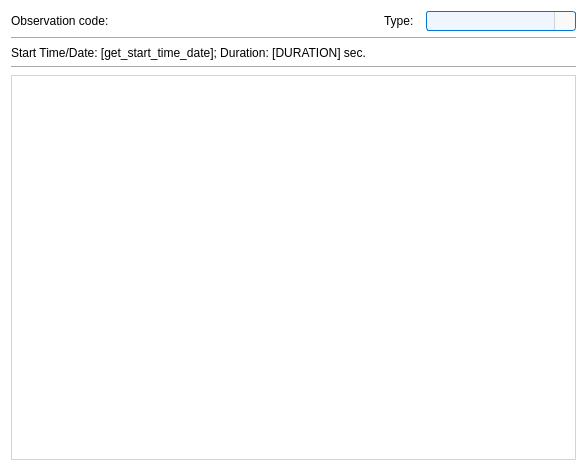
This is pastrocore/gui_pyside/tab_observation.ui in Torward1024/pAstroCORE as Qt 5 draws it before an edit. The edited form follows.
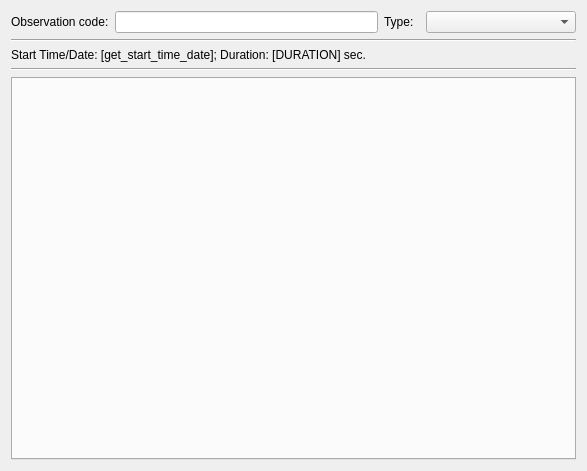
This is the edited form. Icons and pictures are not drawn.

```diff
--- a/pastrocore/gui_pyside/tab_observation.ui
+++ b/pastrocore/gui_pyside/tab_observation.ui
@@ -10,39 +10,12 @@
     <height>471</height>
    </rect>
   </property>
-  <property name="styleSheet">
-   <string notr="true">background-color: #ffffff; font-family: Arial;</string>
-  </property>
   <layout class="QGridLayout" name="gridLayout">
    <item row="0" column="1">
     <widget class="QLineEdit" name="obs_name_edit">
      <property name="enabled">
       <bool>true</bool>
      </property>
-     <property name="styleSheet">
-      <string notr="true">QLineEdit {
-    font-family: Arial;
-    font-size: 9pt;
-    color: #333333;
-    padding: 1px;
-    border-radius: 3px;
-}
-QLineEdit[readOnly=&quot;true&quot;] {
-    border: 1px solid #d3d3d3;
-    background-color: #f9f9f9;
-}
-QLineEdit[readOnly=&quot;false&quot;] {
-    border: 1px solid #0078d7;
-    background-color: #f0f6ff;
-}
-QLineEdit[readOnly=&quot;false&quot;]:hover {
-    border: 1px solid #1a8cff;
-}
-QLineEdit[readOnly=&quot;false&quot;]:focus {
-    border: 1px solid #005bb5;
-    background-color: #ffffff;
-}</string>
-     </property>
      <property name="readOnly">
       <bool>true</bool>
      </property>
@@ -50,11 +23,6 @@
    </item>
    <item row="4" column="0" colspan="5">
     <widget class="QTabWidget" name="tabWidget">
-     <property name="styleSheet">
-      <string notr="true">QTabWidget::pane { border: 1px solid #d3d3d3; background: #ffffff; }
-               QTabBar::tab { background: #e0e0e0; padding: 8px;  border: 1px solid #d3d3d3;}
-               QTabBar::tab:selected { background: #ffffff; border-bottom: 2px solid #0078d7; }</string>
-     </property>
      <property name="currentIndex">
       <number>-1</number>
      </property>
@@ -116,87 +84,6 @@
        <height>16777215</height>
       </size>
      </property>
-     <property name="styleSheet">
-      <string notr="true">QComboBox {
-    font-family: Arial;
-    font-size: 9pt;
-    color: #333333;
-    padding: 1px;
-    border-radius: 3px;
-    background-color: #f9f9f9; /* Базовый фон, как у readOnly QLineEdit */
-    border: 1px solid #d3d3d3; /* Базовая граница, как у readOnly QLineEdit */
-}
-
-QComboBox:editable {
-    background-color: #f0f6ff; /* Фон для редактируемого состояния, как у readOnly=&quot;false&quot; */
-    border: 1px solid #0078d7; /* Граница для редактируемого состояния */
-}
-
-QComboBox:editable:hover {
-    border: 1px solid #1a8cff; /* Граница при наведении, как у readOnly=&quot;false&quot;:hover */
-}
-
-QComboBox:editable:focus {
-    border: 1px solid #005bb5; /* Граница при фокусе, как у readOnly=&quot;false&quot;:focus */
-    background-color: #ffffff; /* Фон при фокусе, как у readOnly=&quot;false&quot;:focus */
-}
-
-QComboBox:!editable {
-    background-color: #f0f6ff; /* Фон для редактируемого состояния, как у readOnly=&quot;false&quot; */
-    border: 1px solid #0078d7; /* Граница для редактируемого состояния */
-}
-
-QComboBox:!editable:hover {
-    border: 1px solid #1a8cff; /* Граница при наведении, как у readOnly=&quot;false&quot;:hover */
-}
-
-QComboBox:!editable:focus {
-    border: 1px solid #005bb5; /* Граница при фокусе, как у readOnly=&quot;false&quot;:focus */
-    background-color: #ffffff; /* Фон при фокусе, как у readOnly=&quot;false&quot;:focus */
-}
-
-/* Стилизация кнопки со стрелкой */
-QComboBox::drop-down {
-    subcontrol-origin: padding;
-    subcontrol-position: right;
-    width: 20px;
-    border-left: 1px solid #d3d3d3; /* Добавлена граница для визуального разделения */
-    border-top-right-radius: 3px;
-    border-bottom-right-radius: 3px;
-    background-color: #f9f9f9; /* Фон кнопки, совпадающий с основным */
-}
-
-QComboBox::drop-down:hover {
-    background-color: #0078d7; /* Лёгкое выделение при наведении */
-}
-
-QComboBox::down-arrow {
-    width: 12px;
-    height: 12px;
-    image: url(:/icons/down_arrow_icon.svg);
-}
-
-/* Стилизация выпадающего списка */
-QComboBox QAbstractItemView {
-    font-family: Arial;
-    font-size: 12pt;
-    color: #333333;
-    background-color: #ffffff;
-    border: 1px solid #d3d3d3;
-    selection-background-color: #0078d7;
-    selection-color: #ffffff;
-    padding: 1px;
-}
-
-QComboBox QAbstractItemView::item {
-    padding: 4px;
-    min-height: 20px;
-}
-
-QComboBox QAbstractItemView::item:hover {
-    background-color: #0078d7;
-}</string>
-     </property>
      <property name="currentText">
       <string/>
      </property>
```
Left out of the diff: 6 changed lines with no effect on the pictures.
